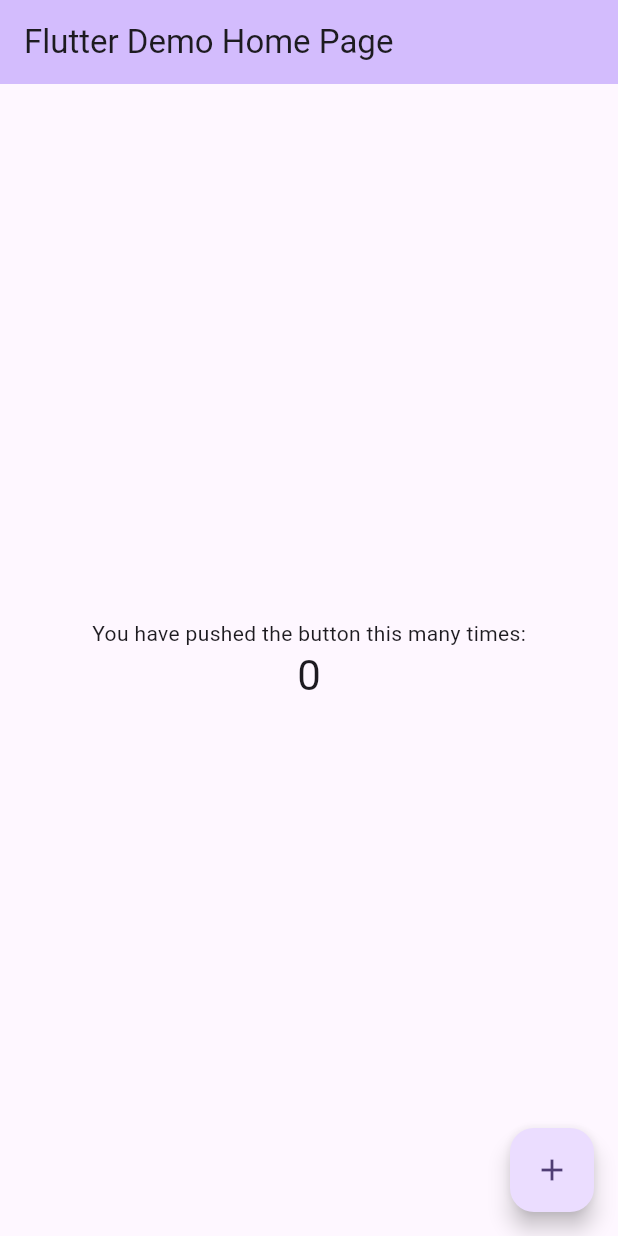
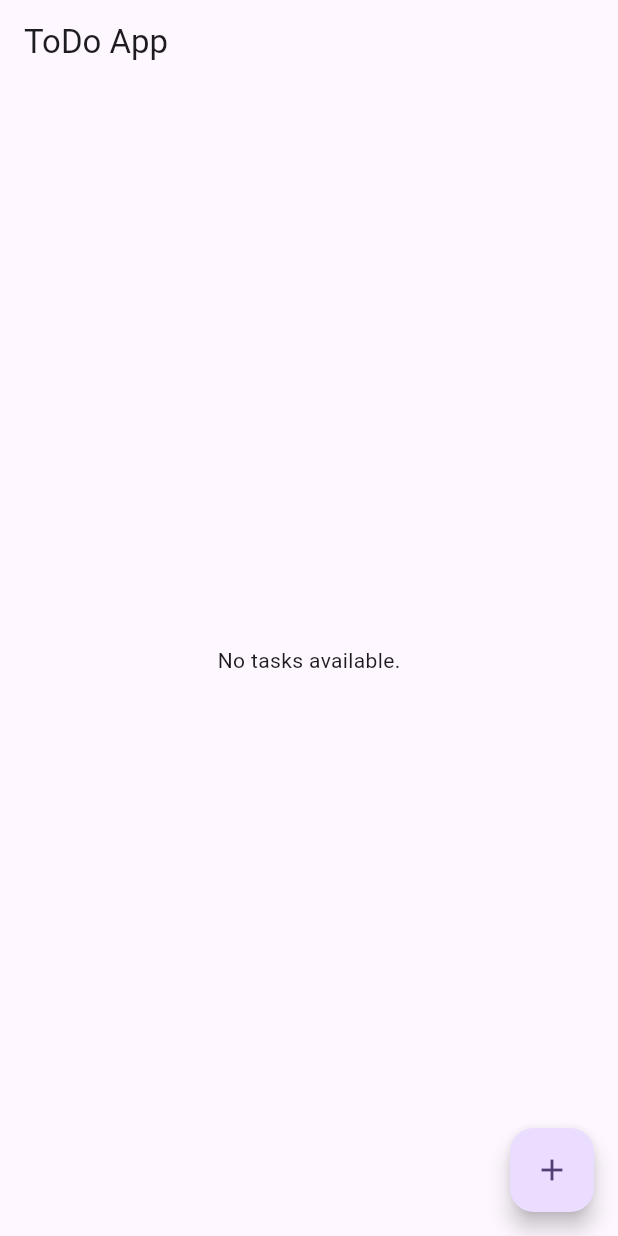
Before and after one commit to emilson-silva/todo_app, a Flutter app: the screen it shows after launch, on a phone screen of 412 x 824 dp. Run offline on Flutter 3.47's test engine with Material 3 defaults, Android fonts, the phone set to English and light mode, and no system bars; our stand-ins replace equatable, flutter_bloc, sqflite; accounts and stored records are empty.

Commit message:
implementando bloc na main

```diff
--- a/lib/domain/entities/task_entitie.dart
+++ b/lib/domain/entities/task_entitie.dart
@@ -0,0 +1,18 @@
+import 'package:equatable/equatable.dart';
+
+class Task extends Equatable{
+  final String id;
+  final String title;
+  final String description;
+  final bool isCompleted;
+
+  const Task({
+    required this.id,
+    required this.title,
+    required this.description,
+    required this.isCompleted,
+  });
+
+  @override
+  List<Object?> get props => [id, title, description, isCompleted];
+}
--- /dev/null
+++ b/lib/domain/usecases/get_tasks_use_case.dart
@@ -0,0 +1,12 @@
+import 'package:todo_app/domain/entities/task_entitie.dart';
+import 'package:todo_app/domain/repositories/task_repository.dart';
+
+class GetTasksUseCase{
+  final TaskRepository repository;
+
+  GetTasksUseCase(this.repository);
+
+  Future<List<Task>> call() async {
+    return await repository.getTasks();
+  }
+}
--- a/lib/main.dart
+++ b/lib/main.dart
@@ -1,4 +1,9 @@
 import 'package:flutter/material.dart';
+import 'package:flutter_bloc/flutter_bloc.dart';
+import 'package:todo_app/domain/usecases/get_tasks_use_case.dart';
+import 'package:todo_app/presentation/pages/todo_page.dart';
+import 'package:todo_app/presentation/blocs/task_bloc.dart';
+import 'package:todo_app/data/repositories/task_repository_impl.dart'; // Importe o TaskRepositoryImpl
 
 void main() {
   runApp(const MyApp());
@@ -9,64 +14,19 @@ class MyApp extends StatelessWidget {
 
   @override
   Widget build(BuildContext context) {
-    return MaterialApp(
-      title: 'Flutter Demo',
-      theme: ThemeData(
+    final taskRepository = TaskRepositoryImpl();
 
+     final getTasksUseCase = GetTasksUseCase(taskRepository);
 
-        colorScheme: ColorScheme.fromSeed(seedColor: Colors.deepPurple),
-        useMaterial3: true,
-      ),
-      home: const MyHomePage(title: 'Flutter Demo Home Page'),
-    );
-  }
-}
-
-class MyHomePage extends StatefulWidget {
-  const MyHomePage({super.key, required this.title});
-
-  final String title;
-
-  @override
-  State<MyHomePage> createState() => _MyHomePageState();
-}
-
-class _MyHomePageState extends State<MyHomePage> {
-  int _counter = 0;
-
-  void _incrementCounter() {
-    setState(() {
-      _counter++;
-    });
-  }
-
-  @override
-  Widget build(BuildContext context) {
-    return Scaffold(
-      appBar: AppBar(
-
-        backgroundColor: Theme.of(context).colorScheme.inversePrimary,
-        title: Text(widget.title),
-      ),
-      body: Center(
-        child: Column(
-
-          mainAxisAlignment: MainAxisAlignment.center,
-          children: <Widget>[
-            const Text(
-              'You have pushed the button this many times:',
-            ),
-            Text(
-              '$_counter',
-              style: Theme.of(context).textTheme.headlineMedium,
-            ),
-          ],
+    return BlocProvider(
+      create: (context) => TaskBloc(getTasksUseCase),
+      child: MaterialApp(
+        title: 'Flutter Demo',
+        theme: ThemeData(
+          colorScheme: ColorScheme.fromSeed(seedColor: Colors.deepPurple),
+          useMaterial3: true,
         ),
-      ),
-      floatingActionButton: FloatingActionButton(
-        onPressed: _incrementCounter,
-        tooltip: 'Increment',
-        child: const Icon(Icons.add),
+        home: const TodoPage(),
       ),
     );
   }
--- /dev/null
+++ b/lib/presentation/blocs/task_bloc.dart
@@ -0,0 +1,19 @@
+
+
+import 'package:flutter_bloc/flutter_bloc.dart';
+import 'package:todo_app/domain/usecases/get_tasks_use_case.dart';
+import 'package:todo_app/presentation/blocs/task_event.dart';
+import 'package:todo_app/presentation/blocs/task_state.dart';
+
+class TaskBloc extends Bloc<TaskEvent, TaskState> {
+  final GetTasksUseCase getTasksUseCase;
+
+  TaskBloc(this.getTasksUseCase) : super(TaskInitial()) {
+    on<LoadTasksEvent>((event, emit) async {
+      final tasks = await getTasksUseCase();
+      emit(TasksLoadedState(tasks));
+    });
+
+    // Adicione eventos para adicionar, editar, excluir e marcar tarefas como concluídas.
+  }
+}
--- /dev/null
+++ b/lib/presentation/blocs/task_event.dart
@@ -0,0 +1,11 @@
+
+import 'package:equatable/equatable.dart';
+
+abstract class TaskEvent extends Equatable {
+  const TaskEvent();
+}
+
+class LoadTasksEvent extends TaskEvent {
+  @override
+  List<Object> get props => [];
+}
--- /dev/null
+++ b/lib/presentation/blocs/task_state.dart
@@ -0,0 +1,24 @@
+
+
+import 'package:equatable/equatable.dart';
+import 'package:todo_app/domain/entities/task_entitie.dart';
+
+abstract class TaskState extends Equatable {
+  const TaskState();
+}
+
+class TaskInitial extends TaskState {
+  @override
+  List<Object> get props => [];
+}
+
+class TasksLoadedState extends TaskState {
+  final List<Task> tasks;
+
+  const TasksLoadedState(this.tasks);
+
+  @override
+  List<Object> get props => [tasks];
+}
+
+// Crie estados para refletir diferentes fases do ciclo de vida do aplicativo.
--- /dev/null
+++ b/lib/presentation/pages/todo_page.dart
@@ -0,0 +1,36 @@
+
+
+import 'package:flutter/material.dart';
+import 'package:flutter_bloc/flutter_bloc.dart';
+import 'package:todo_app/presentation/blocs/task_bloc.dart';
+import 'package:todo_app/presentation/blocs/task_state.dart';
+import 'package:todo_app/presentation/widgets/task_list.dart';
+
+class TodoPage extends StatelessWidget {
+  const TodoPage({super.key});
+
+  @override
+  Widget build(BuildContext context) {
+    return Scaffold(
+      appBar: AppBar(
+        title: const Text('ToDo App'),
+      ),
+      body: BlocBuilder<TaskBloc, TaskState>(
+        builder: (context, state) {
+          if (state is TasksLoadedState) {
+            return TaskList(tasks: state.tasks);
+          } else if (state is TaskInitial) {
+            return const Center(child: Text('No tasks available.'));
+          } else {
+            return const Center(child: CircularProgressIndicator());
+          }
+        },
+      ),
+      floatingActionButton: FloatingActionButton(
+        onPressed: () {
+        },
+        child: const Icon(Icons.add),
+      ),
+    );
+  }
+}
--- /dev/null
+++ b/lib/presentation/widgets/task_list.dart
@@ -0,0 +1,21 @@
+
+
+import 'package:flutter/material.dart';
+import 'package:todo_app/domain/entities/task_entitie.dart';
+import 'package:todo_app/presentation/widgets/task_item.dart';
+
+class TaskList extends StatelessWidget {
+  final List<Task> tasks;
+
+  const TaskList({super.key, required this.tasks});
+
+  @override
+  Widget build(BuildContext context) {
+    return ListView.builder(
+      itemCount: tasks.length,
+      itemBuilder: (context, index) {
+        return TaskItem(task: tasks[index]);
+      },
+    );
+  }
+}
```
Also changed, not shown: lib/data/repositories/task_repository_impl.dart (added, +88 -0 lines), lib/domain/repositories/task_repository.dart (added, +11 -0 lines), lib/presentation/widgets/task_item.dart (added, +30 -0 lines).
